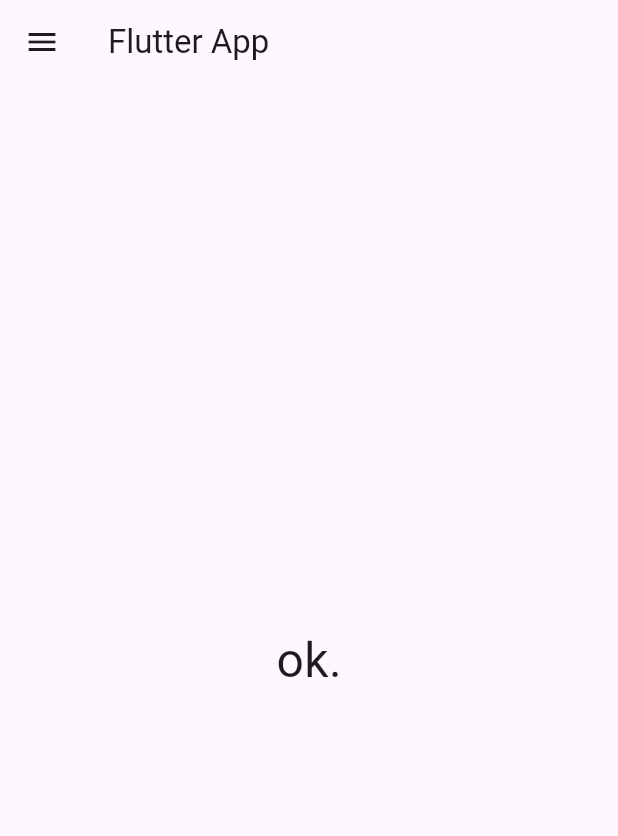
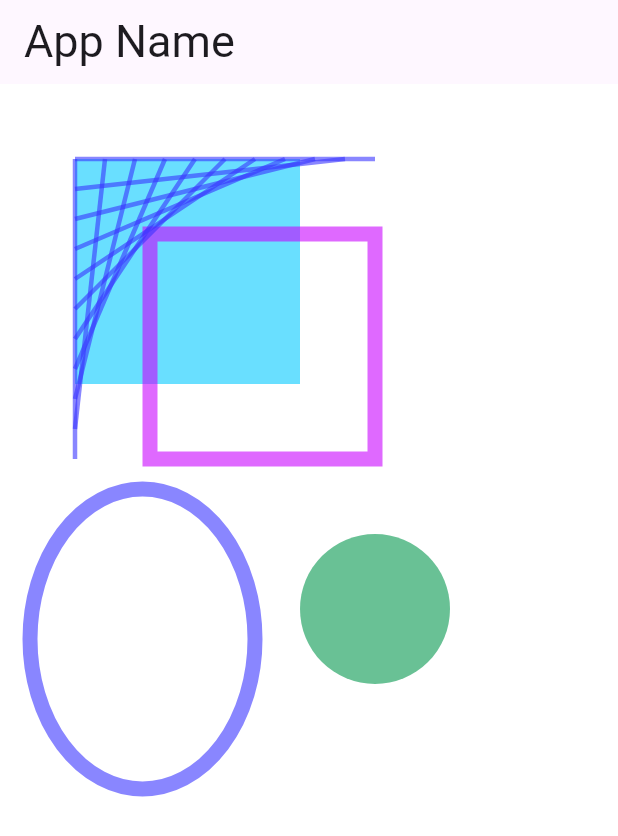
Before and after one commit to Jun-Saito-de/flutter3_practice, a Flutter app: the screen it shows after launch, on a phone screen of 412 x 824 dp. Shown: the top 836 px of the screen. Run offline on Flutter 3.47's test engine with Material 3 defaults, Android fonts, the phone set to English and light mode, and no system bars.

Commit message:
まるや直線の描画

```diff
--- a/lib/main.dart
+++ b/lib/main.dart
@@ -24,61 +24,66 @@ class MyHomePage extends StatefulWidget {
   MyHomePage({Key? key}) : super(key: key);
 
   @override
-  // ウィジェットが生成される際に呼ばれ、
-  // ウィジェットの状態を管理するStateオブジェクトを返す
   _MyHomePageState createState() => _MyHomePageState();
 }
 
 // State<MyHomePage>を継承
 class _MyHomePageState extends State<MyHomePage> {
-  static var _items = <Widget>[];
-  static var _message = 'ok.';
-  static var _tapped = 0;
 
-  @override
-  // initState()は、ウィジェットの初期化処理を行うメソッドです。ここでは、タブコントローラを初期化
-  void initState() {
-    super.initState();
-    for (var i = 0; i < 5; i++) {
-      var item = ListTile(
-        leading: const Icon(Icons.android),
-        title: Text('No, $i'),
-        onTap: () {
-          _tapped = i;
-          tapItem();
-        },
-      );
-      _items.add(item);
-    }
-  }
   @override
   Widget build(BuildContext context) {
     return Scaffold(
-      appBar: AppBar( // 画面上部に表示されるアプリケーションのバー。タイトルとタブバーを設定。
-        title: const Text('Flutter App'),
+      backgroundColor: Color.fromARGB(255,255,255,255),
+      appBar: AppBar(
+        title: const Text('App Name', style: TextStyle(fontSize: 30.0),
+        ),
       ),
-        body: Center(
-          child: Text(
-              _message,
-          style: const TextStyle(
-            fontSize: 32.0,
+        body: Container(
+          child: CustomPaint(
+            painter: MyPainter(),
           ),
         ),
-    ),
-    drawer: Drawer(
-    child: ListView(
-    shrinkWrap:  true,
-    padding: const EdgeInsets.all(20.0),
-    children: _items,
-    ),
-    ),
     );
   }
+}
 
-  void tapItem() {
-    Navigator.pop(context);
-    setState(() {
-      _message = 'tapped:[$_tapped]';
-    });
+class MyPainter extends CustomPainter {
+
+  @override
+void paint(Canvas canvas, Size size){
+    Paint p = Paint();
+
+    p.style = PaintingStyle.fill;
+    p.color = Color.fromARGB(150, 0, 200, 255);
+    Rect r = Rect.fromLTWH(50.0, 50.0, 150.0, 150.0);
+    canvas.drawRect(r, p);
+
+    p.style = PaintingStyle.stroke;
+    p.color = Color.fromARGB(150, 200, 0, 255);
+    p.strokeWidth = 10.0;
+    r = Rect.fromLTWH(100, 100, 150, 150);
+    canvas.drawRect(r, p);
+
+    p.style = PaintingStyle.fill;
+    p.color = Color.fromARGB(150, 0, 150, 75);
+    Offset ctr = Offset(250.0, 350.0);
+    canvas.drawCircle(ctr, 50.0, p);
+
+    p.style = PaintingStyle.stroke;
+    p.color = Color.fromARGB(150, 55, 50, 255);
+    p.strokeWidth = 10.0;
+    r = Rect.fromLTWH(20, 270, 150, 200);
+    canvas.drawOval(r,p);
+
+    p.strokeWidth = 3.0;
+    for (var i = 0; i <= 10; i++){
+      Rect r = Rect.fromLTRB(
+          50.0 + 20 * i, 50.0,
+          50.0, 250.0 - 20 * i);
+      canvas.drawLine(r.topLeft, r.bottomRight, p);
+    }
   }
+
+  @override
+  bool shouldRepaint(CustomPainter oldDelegate) => true;
 }
```
